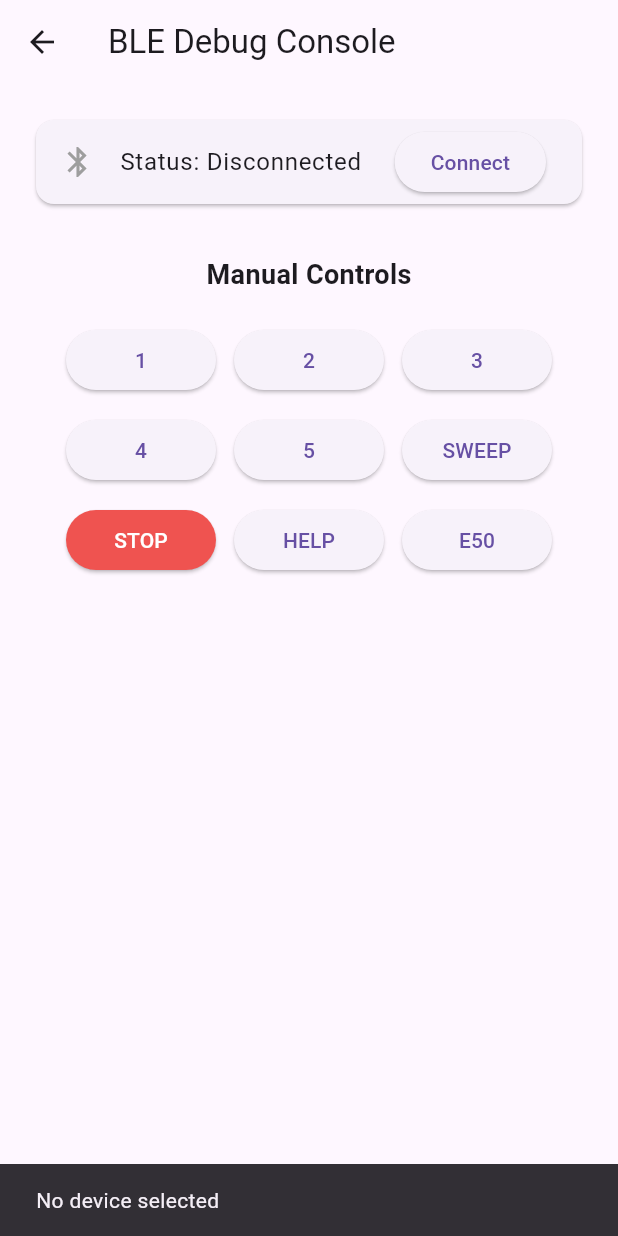
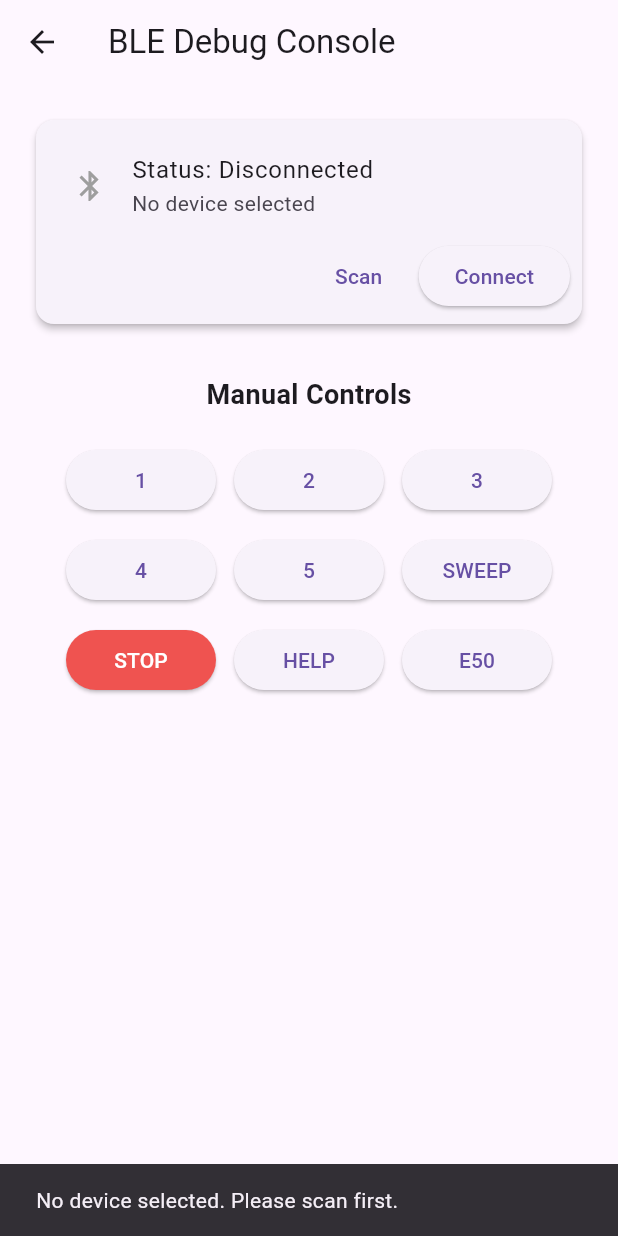
Before and after one commit to HalaEddouh/CreateX-Team1Software, a Flutter app: the DebugPage screen opened by its route, after a tap on "Connect", on a phone screen of 412 x 824 dp. Run offline on Flutter 3.47's test engine with Material 3 defaults, Android fonts, the phone set to English and light mode, and no system bars; our stand-ins replace flutter_blue_plus, google_maps_flutter, permission_handler.

Commit message:
fix: fixed bluetooth debug page logic to properly connect to device.

```diff
--- a/lib/screens/ble_debug_console/ble_debug_page.dart
+++ b/lib/screens/ble_debug_console/ble_debug_page.dart
@@ -1,4 +1,8 @@
+import 'dart:async';
+import 'dart:io';
 import 'package:flutter/material.dart';
+import 'package:flutter_blue_plus/flutter_blue_plus.dart';
+import 'package:permission_handler/permission_handler.dart';
 import '../../services/ble_service.dart';
 
 class DebugPage extends StatefulWidget {
@@ -9,45 +13,174 @@ class DebugPage extends StatefulWidget {
 }
 
 class _DebugPageState extends State<DebugPage> {
-  String bleStatus = "Disconnected";
+  final BLEService _bleService = BLEService();
+  BluetoothDevice? _selectedDevice;
+  StreamSubscription? _connectionStateSubscription;
+  String _bleStatus = "Disconnected";
 
   // List of required button values
   final List<String> commands = [
     "1", "2", "3", "4", "5", "sweep", "stop", "help", "e50"
   ];
 
+  @override
+  void dispose() {
+    _connectionStateSubscription?.cancel();
+    super.dispose();
+  }
+
   void _sendInstruction(String command) {
-    if (BLEService().isConnected) {
-      BLEService().sendCommand(command);
+    // Check connection status via the property in BLEService
+    if (_bleService.isConnected) {
+      _bleService.sendCommand(command);
       ScaffoldMessenger.of(context).showSnackBar(
-        SnackBar(content: Text("Sent: $command"), duration: const Duration(seconds: 1)),
+        SnackBar(
+            content: Text("Sent: $command"),
+            duration: const Duration(seconds: 1)),
       );
     } else {
       ScaffoldMessenger.of(context).showSnackBar(
-        const SnackBar(content: Text("Connect device first.")),
+        const SnackBar(content: Text("Device is not connected.")),
       );
     }
   }
 
   Future<void> _handleConnect() async {
-    final device = BLEService().selectedDevice;
-
-    if (device == null) {
+    if (_selectedDevice == null) {
       ScaffoldMessenger.of(context).showSnackBar(
-        const SnackBar(content: Text("No device selected")),
+        const SnackBar(content: Text("No device selected. Please scan first.")),
       );
       return;
     }
 
-    bool connected = await BLEService().connectToDevice(device);
     setState(() {
-      bleStatus = connected ? "Connected" : "Disconnected";
+      _bleStatus = "Connecting...";
     });
 
-    if (!connected) {
+    bool connected = await _bleService.connectToDevice(_selectedDevice!);
+
+    if (mounted) {
+      setState(() {
+        _bleStatus = connected ? "Connected" : "Failed to connect";
+      });
+
+      if (connected) {
+        // Cancel any previous subscription
+        _connectionStateSubscription?.cancel();
+        _connectionStateSubscription =
+            _selectedDevice!.connectionState.listen((state) {
+          if (state == BluetoothConnectionState.disconnected && mounted) {
+            setState(() {
+              _bleStatus = "Disconnected";
+            });
+          }
+        });
+      } else {
         ScaffoldMessenger.of(context).showSnackBar(
           const SnackBar(content: Text("Failed to connect")),
         );
+      }
+    }
+  }
+
+  Future<void> _scanForDevices() async {
+    // Request necessary permissions
+    if (Platform.isAndroid) {
+      await [
+        Permission.location,
+        Permission.bluetoothScan,
+        Permission.bluetoothConnect,
+      ].request();
+    } else if (Platform.isIOS) {
+      await [
+        Permission.bluetooth,
+      ].request();
+    }
+
+
+    // First, check if bluetooth is on
+    final adapterState = await _bleService.adapterState.first;
+    if (adapterState != BluetoothAdapterState.on) {
+      if(mounted) {
+        ScaffoldMessenger.of(context).showSnackBar(
+          const SnackBar(
+            content: Text('Bluetooth is off or permissions are denied. Please enable it to scan.'),
+            backgroundColor: Colors.red,
+          ),
+        );
+      }
+      return;
+    }
+
+    // Stop any active scan before starting a new one
+    await FlutterBluePlus.stopScan();
+    await _bleService.startScan();
+
+    final selected = await showDialog<BluetoothDevice>(
+      context: context,
+      builder: (context) {
+        return AlertDialog(
+          title: const Text("Select a Device"),
+          content: StreamBuilder<List<ScanResult>>(
+            stream: _bleService.scanResults,
+            builder: (context, snapshot) {
+              if (snapshot.hasError) {
+                return Center(child: Text("Error: ${snapshot.error}"));
+              }
+              if (snapshot.connectionState == ConnectionState.waiting || !snapshot.hasData || snapshot.data!.isEmpty) {
+                return const Center(
+                  child: Column(
+                    mainAxisSize: MainAxisSize.min,
+                    children: [
+                      CircularProgressIndicator(),
+                      SizedBox(height: 16),
+                      Text("Scanning..."),
+                    ],
+                  ),
+                );
+              }
+              return SizedBox(
+                height: 300,
+                width: double.maxFinite,
+                child: ListView.builder(
+                  shrinkWrap: true,
+                  itemCount: snapshot.data!.length,
+                  itemBuilder: (context, index) {
+                    final result = snapshot.data![index];
+                    // Filtering out unnamed devices
+                    if (result.device.platformName.isNotEmpty) {
+                      return ListTile(
+                        title: Text(result.device.platformName),
+                        subtitle: Text(result.device.remoteId.toString()),
+                        onTap: () => Navigator.of(context).pop(result.device),
+                      );
+                    }
+                    return const SizedBox.shrink();
+                  },
+                ),
+              );
+            },
+          ),
+          actions: [
+            TextButton(
+              child: const Text("Close"),
+              onPressed: () => Navigator.of(context).pop(),
+            ),
+          ],
+        );
+      },
+    );
+
+    // Stop scanning once dialog is closed
+    await FlutterBluePlus.stopScan();
+
+    if (selected != null) {
+      _bleService.setSelectedDevice(selected);
+      setState(() {
+        _selectedDevice = selected;
+        // Reset status when a new device is selected
+        _bleStatus = "Disconnected";
+      });
     }
   }
 
@@ -60,15 +193,43 @@ class _DebugPageState extends State<DebugPage> {
         child: Column(
           children: [
             Card(
-              child: ListTile(
+              elevation: 2,
+              child: Padding(
+                padding: const EdgeInsets.all(8.0),
+                child: Column(
+                  crossAxisAlignment: CrossAxisAlignment.start,
+                  children: [
+                    ListTile(
                       leading: Icon(
                         Icons.bluetooth,
-                  color: bleStatus == "Connected" ? Colors.blue : Colors.grey,
+                        color: _bleStatus == "Connected"
+                            ? Colors.blue
+                            : Colors.grey,
                       ),
-                title: Text("Status: $bleStatus"),
-                trailing: ElevatedButton(
-                  onPressed: _handleConnect,
-                  child: const Text("Connect"),
+                      title: Text("Status: $_bleStatus"),
+                      subtitle: Text(_selectedDevice?.platformName ?? "No device selected"),
+                    ),
+                    Row(
+                      mainAxisAlignment: MainAxisAlignment.end,
+                      children: [
+                        TextButton(
+                          onPressed: _scanForDevices,
+                          child: const Text("Scan"),
+                        ),
+                        const SizedBox(width: 8),
+                        ElevatedButton(
+                          onPressed: _bleStatus == "Connecting..." ? null : _handleConnect,
+                          child: _bleStatus == "Connecting..."
+                              ? const SizedBox(
+                                  height: 20,
+                                  width: 20,
+                                  child: CircularProgressIndicator(strokeWidth: 2, color: Colors.white),
+                                )
+                              : const Text("Connect"),
+                        ),
+                      ],
+                    ),
+                  ],
                 ),
               ),
             ),
@@ -78,17 +239,17 @@ class _DebugPageState extends State<DebugPage> {
               style: TextStyle(fontSize: 18, fontWeight: FontWeight.bold),
             ),
             const SizedBox(height: 20),
-            // Wrap allows buttons to flow to the next line automatically
             Wrap(
-              spacing: 12, // horizontal gap
-              runSpacing: 12, // vertical gap
+              spacing: 12,
+              runSpacing: 12,
               alignment: WrapAlignment.center,
               children: commands.map((cmd) {
                 return SizedBox(
-                  width: 100, // Fixed width for a uniform grid look
+                  width: 100,
                   child: ElevatedButton(
                     style: ElevatedButton.styleFrom(
-                      backgroundColor: cmd == "stop" ? Colors.red.shade400 : null,
+                      backgroundColor:
+                          cmd == "stop" ? Colors.red.shade400 : null,
                       foregroundColor: cmd == "stop" ? Colors.white : null,
                     ),
                     onPressed: () => _sendInstruction(cmd),
--- a/pubspec.yaml
+++ b/pubspec.yaml
@@ -13,6 +13,7 @@ dependencies:
   flutter_blue_plus: ^1.4.0
   http: ^1.1.0
   cupertino_icons: ^1.0.6
+  permission_handler: ^12.0.1
 
 
 dev_dependencies:
```
Also changed, not shown: lib/services/ble_service.dart (+15 -3 lines), pubspec.lock, 2 other files. Lines whose indentation alone changed are shown as unchanged.
